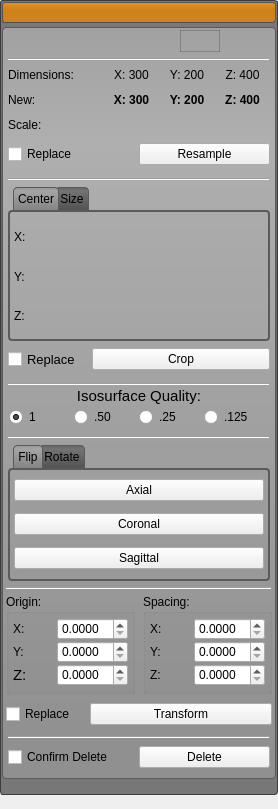
This is src/Interface/AppInterface/LayerGroupWidget.ui in SCIInstitute/Seg3D as Qt 5 draws it before an edit. The edited form follows.
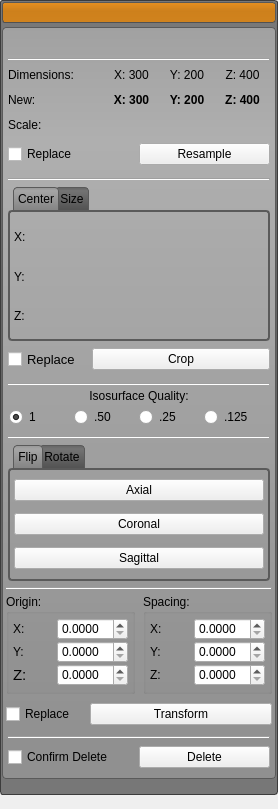
This is the edited form. Icons and pictures are not drawn.

Commit message: Added the ability to choose a path for the segmentation export. Also, added an ActionExportSegmentation. Added the ISO surface menu button to the LayerGroupWidget

```diff
--- a/src/Interface/AppInterface/LayerGroupWidget.ui
+++ b/src/Interface/AppInterface/LayerGroupWidget.ui
@@ -163,7 +163,7 @@
 
 QToolButton#group_iso_button_{
   background-color: rgba(0, 0, 0, 0);
-  border: 1px solid rgba(0, 0, 0, 50);
+  border: 1px solid rgba(0, 0, 0, 0);
   margin: 0 0 0 0;
   padding: 0 0 0 0;
 }
@@ -1355,11 +1355,6 @@
                       <height>16</height>
                      </size>
                     </property>
-                    <property name="font">
-                     <font>
-                      <pointsize>11</pointsize>
-                     </font>
-                    </property>
                     <property name="text">
                      <string>Isosurface Quality:</string>
                     </property>
```
Left out of the diff: 7 changed lines with no effect on the pictures. The commit also changes 6 other files.
